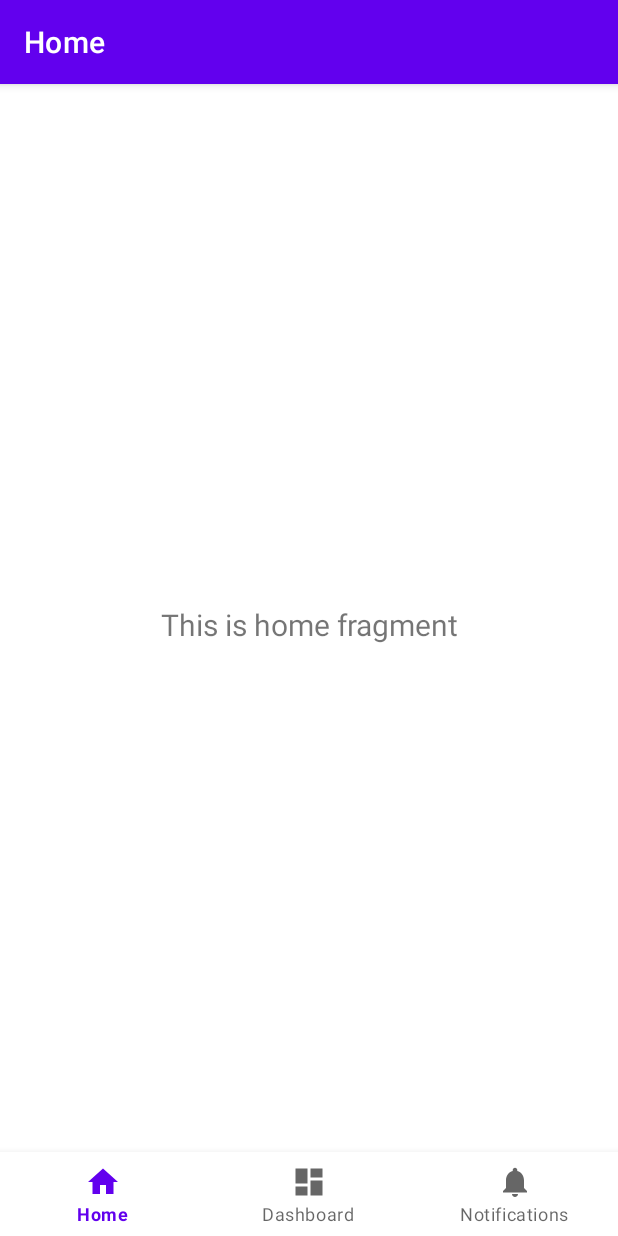
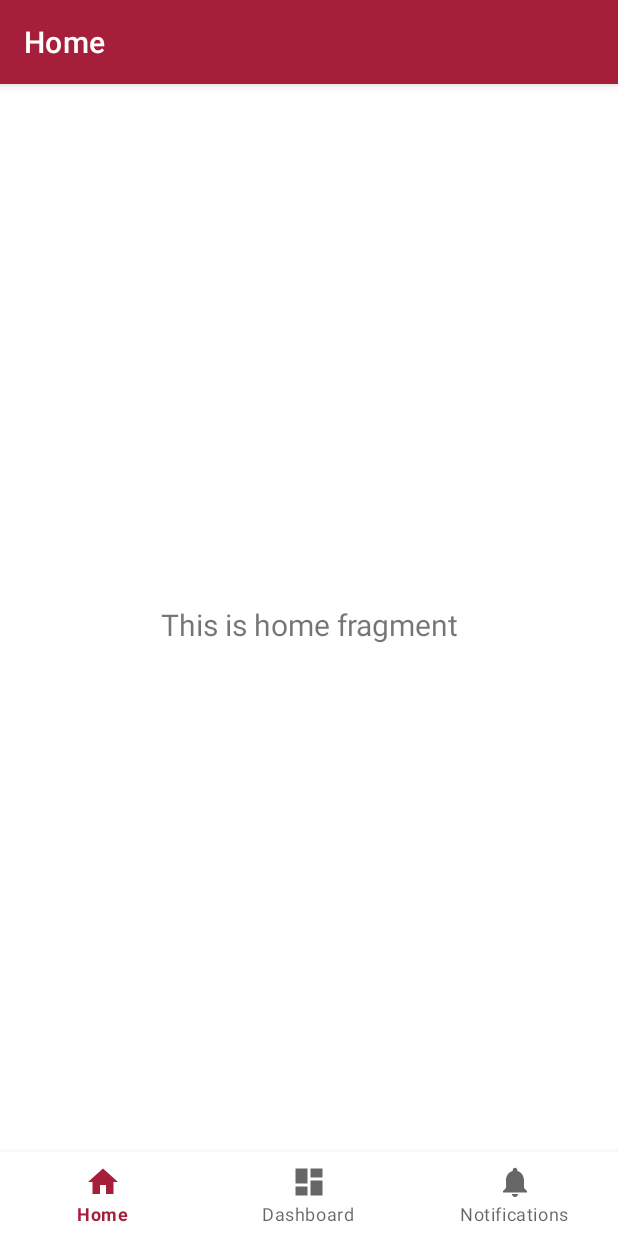
Before and after one commit to lorenzoSpizzuoco/NovApp, an Android app: the screen it shows after launch (MainActivity), on a phone screen of 412 x 824 dp. Run offline under Robolectric (Android 15) with nearby library versions, the phone set to English and light mode, and no system bars; our stand-ins replace navigation-ui.

Commit message:
changed theme colors

```diff
--- a/app/src/main/res/values/themes.xml
+++ b/app/src/main/res/values/themes.xml
@@ -2,7 +2,7 @@
     <!-- Base application theme. -->
     <style name="Theme.NovApp2" parent="Theme.MaterialComponents.DayNight.DarkActionBar">
         <!-- Primary brand color. -->
-        <item name="colorPrimary">@color/purple_500</item>
+        <item name="colorPrimary">@color/main_red</item>
         <item name="colorPrimaryVariant">@color/purple_700</item>
         <item name="colorOnPrimary">@color/white</item>
         <!-- Secondary brand color. -->
@@ -10,7 +10,7 @@
         <item name="colorSecondaryVariant">@color/teal_700</item>
         <item name="colorOnSecondary">@color/black</item>
         <!-- Status bar color. -->
-        <item name="android:statusBarColor">?attr/colorPrimaryVariant</item>
+        <item name="android:statusBarColor">?attr/colorPrimary</item>
         <!-- Customize your theme here. -->
     </style>
 </resources>
```
